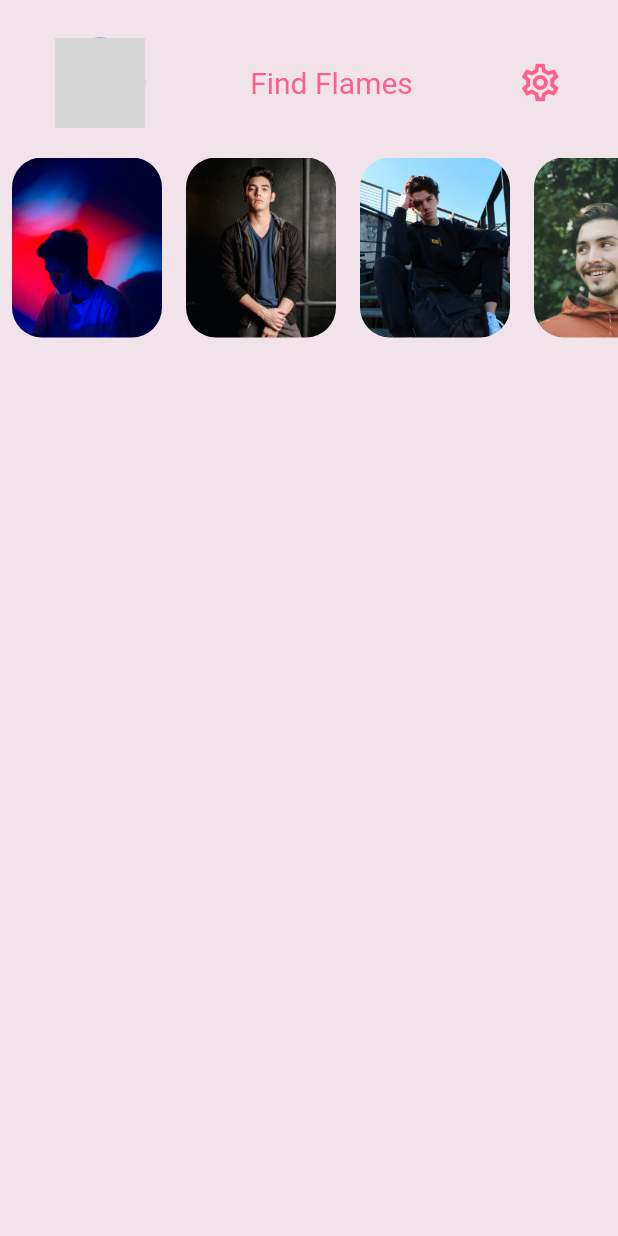
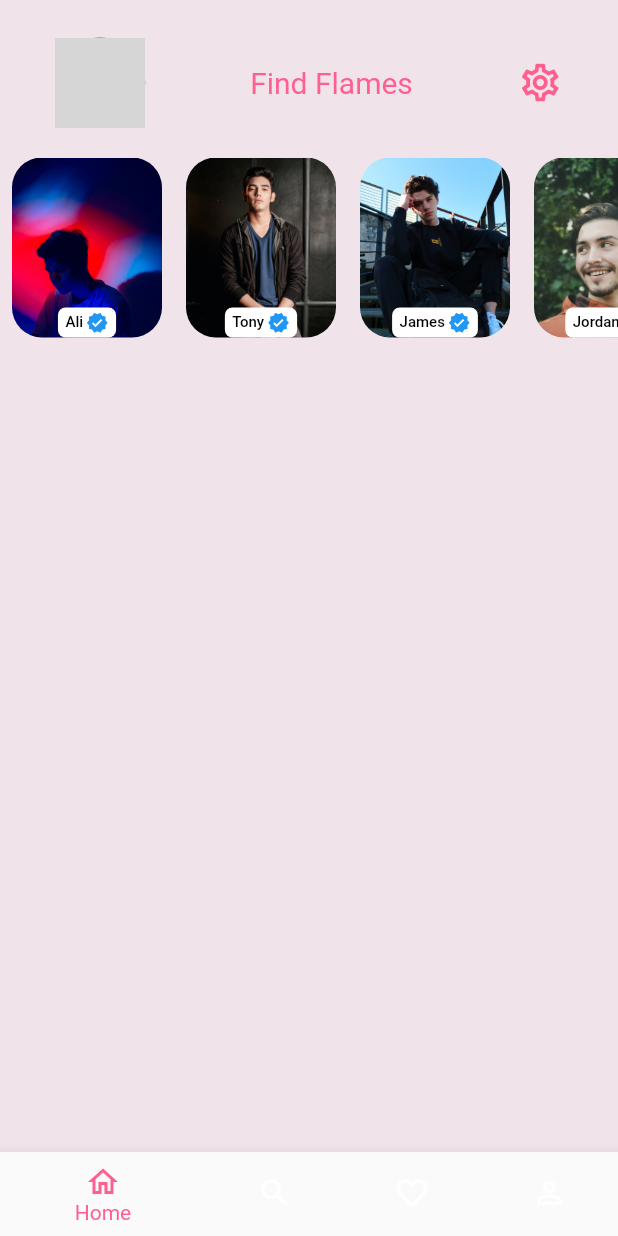
Before and after one commit to theskysinha/FindFlamesUI, a Flutter app: the screen it shows after launch, on a phone screen of 412 x 824 dp. Run offline on Flutter 3.47's test engine with Material 2 defaults, Android fonts, the light colour scheme and no system bars; Roboto replaces fonts that are missing (Raleway); grey boxes are pictures that could not be loaded.

Commit message:
added bottom nav and search

```diff
--- a/lib/ui/pages/chat_page.dart
+++ b/lib/ui/pages/chat_page.dart
@@ -59,16 +59,37 @@ class _ChatPageState extends State<ChatPage> {
               child: ListView(
                 scrollDirection: Axis.horizontal,
                 children: [
-                  ProfilesWidget("assets/images/ali.jpg", 100),
-                  ProfilesWidget("assets/images/tony.jpg", 100),
-                  ProfilesWidget("assets/images/james.jpg", 100),
-                  ProfilesWidget("assets/images/Jordan.jpg", 100),
+                  ProfilesWidget("assets/images/ali.jpg", 100, "Ali"),
+                  ProfilesWidget("assets/images/tony.jpg", 100, "Tony"),
+                  ProfilesWidget("assets/images/james.jpg", 100, "James"),
+                  ProfilesWidget("assets/images/Jordan.jpg", 100, "Jordan"),
                 ]
               ),
             ),
           ),
         ]
-      )
+      ),
+      bottomNavigationBar: BottomNavigationBar(
+        backgroundColor: primaryColor,
+        fixedColor: fontColor,
+        items: [
+        BottomNavigationBarItem(
+          icon: Icon(Icons.home_outlined),
+          label: 'Home',
+        ),
+        BottomNavigationBarItem(
+          icon: Icon(Icons.search_outlined),
+          label: 'Search',
+        ),
+        BottomNavigationBarItem(
+          icon: Icon(Icons.favorite_border_outlined),
+          label: 'Favourites',
+        ),
+        BottomNavigationBarItem(
+          icon: Icon(Icons.person_outline),
+          label: 'Profile',
+        ),
+      ],)
     );
   }
 }
--- a/lib/ui/widgets/profiles.dart
+++ b/lib/ui/widgets/profiles.dart
@@ -1,11 +1,13 @@
 import 'package:flutter/material.dart';
 
-Widget ProfilesWidget(String urlImg, double radius) {
+Widget ProfilesWidget(String urlImg, double radius, String name) {
   return InkWell(
     onTap: () {},
     child: Padding(
       padding: const EdgeInsets.symmetric(horizontal: 8.0),
-      child: Container(
+      child: Stack(
+        alignment: Alignment.bottomCenter,
+        children: [Container(
           width: 100,
           height: 150,
           decoration: BoxDecoration(
@@ -17,6 +19,24 @@ Widget ProfilesWidget(String urlImg, double radius) {
                 image: AssetImage(urlImg),
               )),
         ),
+        Container(
+          alignment: Alignment.center,
+          child:Row(
+            children: [
+              Padding(padding: EdgeInsets.only(left: 5, right: 2),
+              child: Text(name, style: TextStyle(color: Colors.black, fontSize: 10, fontWeight: FontWeight.w500),),
+              ),
+            Icon(Icons.verified, color: Colors.blue, size: 15,),
+            SizedBox(width: 5,)
+          ],),
+          height: 20,
+          decoration: BoxDecoration(
+            color: Colors.white,
+            borderRadius: BorderRadius.circular(5),
+            shape: BoxShape.rectangle,
+          )
+          )
+        ],)
     ),
   );
 }
```
Lines whose indentation alone changed are shown as unchanged.
